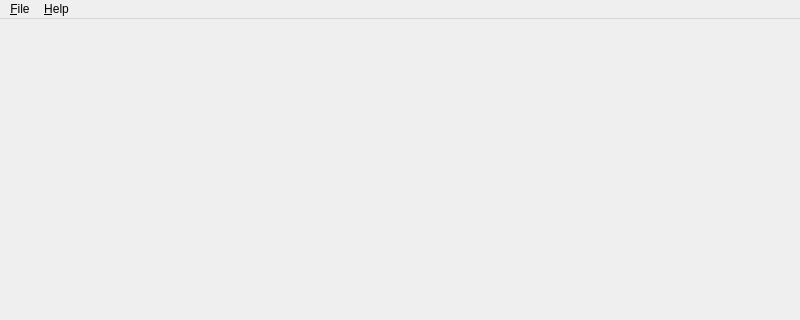
Qt form openmailshot/ui/MainWindow.ui (dazed-gerbil/openmailshot) before a commit; both pictures show x 0 to 800 and y 0 to 320 of the 800 by 600 pixel window.
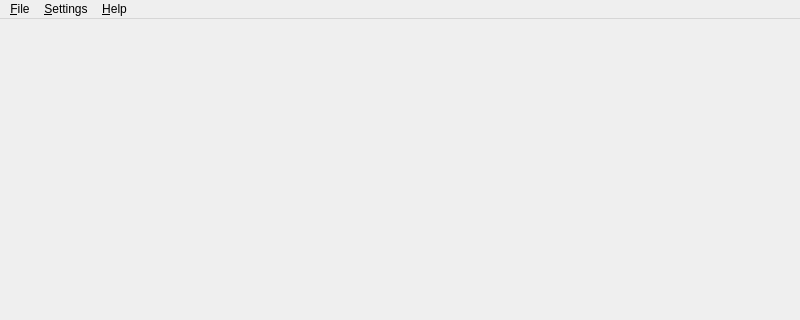
The same form after that commit.

What changed in the file:
```diff
--- a/openmailshot/ui/MainWindow.ui
+++ b/openmailshot/ui/MainWindow.ui
@@ -42,7 +42,15 @@
     <addaction name="actionHandbook"/>
     <addaction name="action_About"/>
    </widget>
+   <widget class="QMenu" name="menu_Settings">
+    <property name="title">
+     <string>&amp;Settings</string>
+    </property>
+    <addaction name="action_Mail_Servers"/>
+    <addaction name="action_Preferences"/>
+   </widget>
    <addaction name="menu_File"/>
+   <addaction name="menu_Settings"/>
    <addaction name="menu_Help"/>
   </widget>
   <widget class="QStatusBar" name="statusbar"/>
```
Left out of the diff: 10 changed lines with no effect on the pictures.
